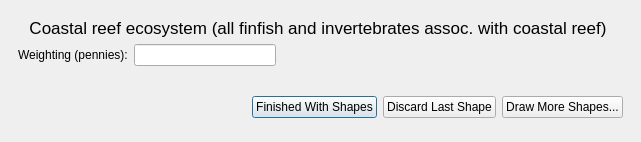
This is oom_cobi_loreto/Interview/drawconsscience.ui in Ecotrust/openoceanmap-desktop as Qt 5 draws it before an edit. The edited form follows.
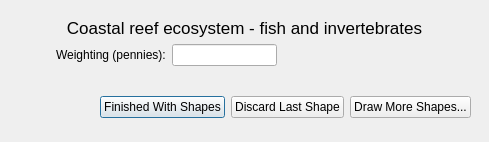
This is the edited form.

```diff
--- a/oom_cobi_loreto/Interview/drawconsscience.ui
+++ b/oom_cobi_loreto/Interview/drawconsscience.ui
@@ -6,7 +6,7 @@
    <rect>
     <x>0</x>
     <y>0</y>
-    <width>641</width>
+    <width>489</width>
     <height>142</height>
    </rect>
   </property>
@@ -43,7 +43,7 @@
          </font>
         </property>
         <property name="text" >
-         <string>Coastal reef ecosystem (all finfish and invertebrates assoc. with coastal reef)</string>
+         <string>Coastal reef ecosystem - fish and invertebrates</string>
         </property>
         <property name="alignment" >
          <set>Qt::AlignCenter</set>
@@ -52,6 +52,19 @@
       </item>
       <item row="1" column="0" >
        <layout class="QHBoxLayout" >
+        <item>
+         <spacer name="horizontalSpacer" >
+          <property name="orientation" >
+           <enum>Qt::Horizontal</enum>
+          </property>
+          <property name="sizeHint" stdset="0" >
+           <size>
+            <width>40</width>
+            <height>20</height>
+           </size>
+          </property>
+         </spacer>
+        </item>
         <item>
          <widget class="QLabel" name="penny_label" >
           <property name="text" >
@@ -79,13 +92,13 @@
          <widget class="QLabel" name="pl_label" >
           <property name="minimumSize" >
            <size>
-            <width>200</width>
+            <width>150</width>
             <height>0</height>
            </size>
           </property>
           <property name="maximumSize" >
            <size>
-            <width>250</width>
+            <width>150</width>
             <height>16777215</height>
            </size>
           </property>
```
